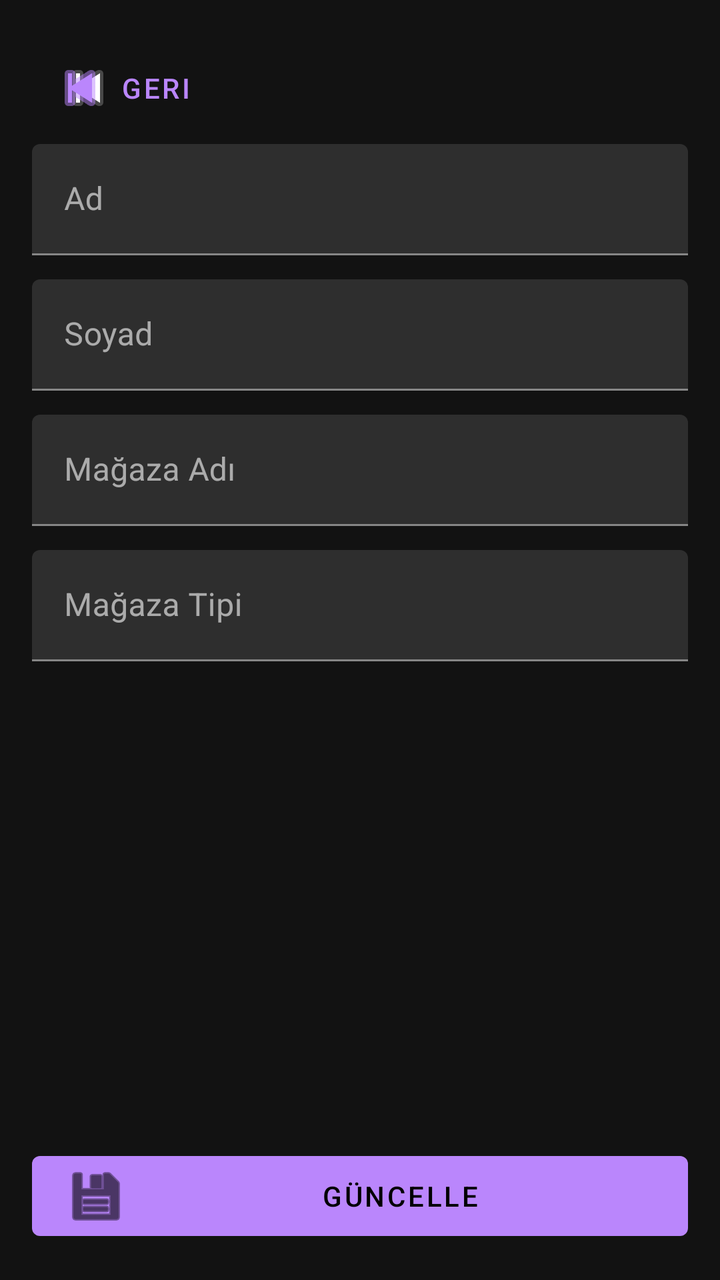
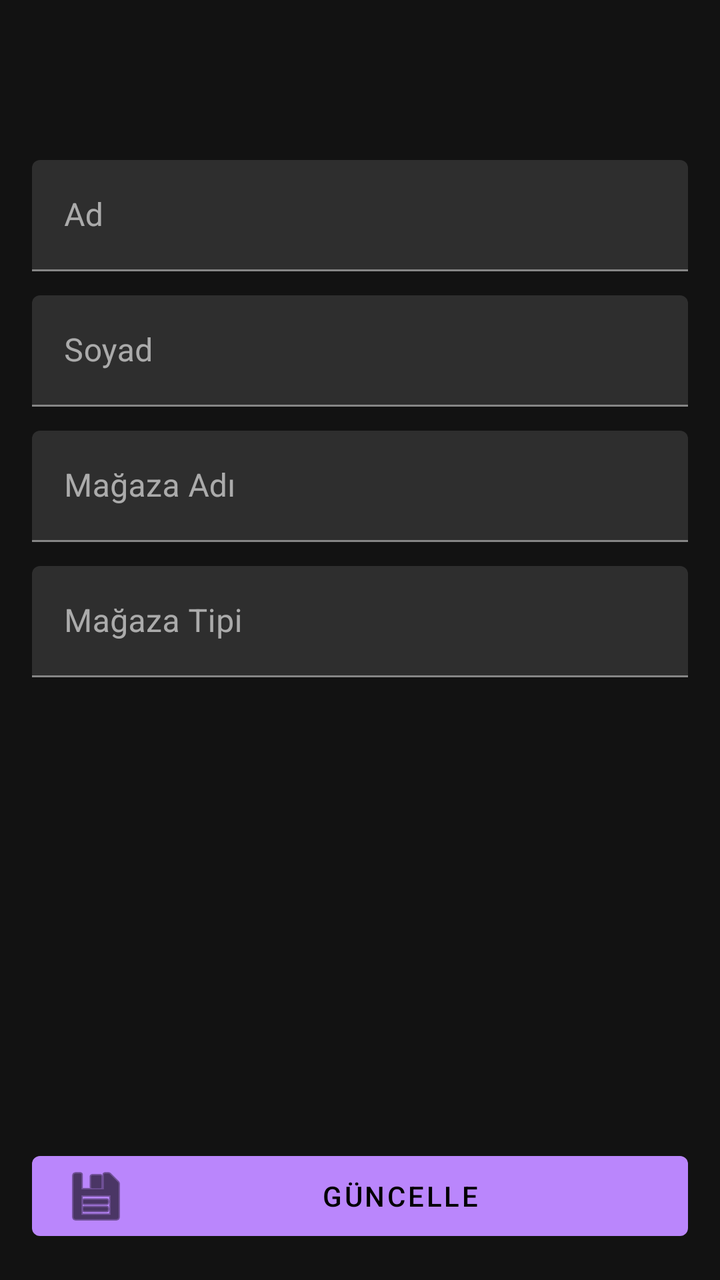

Before-and-after screenshots of an Android layout around one commit, followed by the original layout XML and the change that was made.
<!-- AndroidManifest.xml: application theme Theme.MaterialComponents.NoActionBar -->
<!-- res/layout/activity_merchant_profile.xml -->
<?xml version="1.0" encoding="utf-8"?>
<androidx.constraintlayout.widget.ConstraintLayout xmlns:android="http://schemas.android.com/apk/res/android"
    xmlns:app="http://schemas.android.com/apk/res-auto"
    android:id="@+id/layoutProfile"
    android:layout_width="match_parent"
    android:layout_height="match_parent"
    android:padding="16dp">

    <com.google.android.material.appbar.MaterialToolbar
        android:id="@+id/toolbar"
        android:layout_width="0dp"
        android:layout_height="wrap_content"
        android:title="Profil Bilgilerim"
        app:navigationIcon="@android:drawable/ic_media_previous"
        app:layout_constraintTop_toTopOf="parent"
        app:layout_constraintStart_toStartOf="parent"
        app:layout_constraintEnd_toEndOf="parent" />

    <com.google.android.material.button.MaterialButton
        android:id="@+id/btnBack"
        style="@style/Widget.MaterialComponents.Button.TextButton"
        android:layout_width="wrap_content"
        android:layout_height="wrap_content"
        android:text="Geri"
        app:icon="@android:drawable/ic_media_previous"
        app:layout_constraintTop_toTopOf="@id/toolbar"
        app:layout_constraintBottom_toBottomOf="@id/toolbar"
        app:layout_constraintStart_toStartOf="@id/toolbar" />

    <ScrollView
        android:id="@+id/scroll"
        android:layout_width="0dp"
        android:layout_height="0dp"
        android:fillViewport="true"
        app:layout_constraintTop_toBottomOf="@id/toolbar"
        app:layout_constraintBottom_toTopOf="@+id/btnUpdate"
        app:layout_constraintStart_toStartOf="parent"
        app:layout_constraintEnd_toEndOf="parent">

        <LinearLayout
            android:layout_width="match_parent"
            android:layout_height="wrap_content"
            android:orientation="vertical">

            <com.google.android.material.textfield.TextInputLayout
                android:layout_width="match_parent"
                android:layout_height="wrap_content"
                android:hint="Ad">
                <com.google.android.material.textfield.TextInputEditText
                    android:id="@+id/edtName"
                    android:layout_width="match_parent"
                    android:layout_height="wrap_content" />
            </com.google.android.material.textfield.TextInputLayout>

            <com.google.android.material.textfield.TextInputLayout
                android:layout_width="match_parent"
                android:layout_height="wrap_content"
                android:hint="Soyad"
                android:layout_marginTop="12dp">
                <com.google.android.material.textfield.TextInputEditText
                    android:id="@+id/edtSurname"
                    android:layout_width="match_parent"
                    android:layout_height="wrap_content" />
            </com.google.android.material.textfield.TextInputLayout>

            <com.google.android.material.textfield.TextInputLayout
                android:layout_width="match_parent"
                android:layout_height="wrap_content"
                android:hint="Mağaza Adı"
                android:layout_marginTop="12dp">
                <com.google.android.material.textfield.TextInputEditText
                    android:id="@+id/edtMerchantName"
                    android:layout_width="match_parent"
                    android:layout_height="wrap_content" />
            </com.google.android.material.textfield.TextInputLayout>

            <com.google.android.material.textfield.TextInputLayout
                android:layout_width="match_parent"
                android:layout_height="wrap_content"
                android:hint="Mağaza Tipi"
                android:layout_marginTop="12dp">
                <com.google.android.material.textfield.TextInputEditText
                    android:id="@+id/edtMerchantType"
                    android:layout_width="match_parent"
                    android:layout_height="wrap_content" />
            </com.google.android.material.textfield.TextInputLayout>

        </LinearLayout>
    </ScrollView>

    <com.google.android.material.button.MaterialButton
        android:id="@+id/btnUpdate"
        android:layout_width="0dp"
        android:layout_height="wrap_content"
        android:text="Güncelle"
        app:icon="@android:drawable/ic_menu_save"
        app:layout_constraintBottom_toBottomOf="parent"
        app:layout_constraintStart_toStartOf="parent"
        app:layout_constraintEnd_toEndOf="parent" />

</androidx.constraintlayout.widget.ConstraintLayout>
<!-- resources referenced by this layout -->
<resources>

</resources>

<!-- the commit's change to res/layout/activity_merchant_profile.xml (unified diff, before → after) -->
@@ -11,6 +11,7 @@
         android:layout_width="0dp"
         android:layout_height="wrap_content"
         android:title="Profil Bilgilerim"
+        android:visibility="gone"
         app:navigationIcon="@android:drawable/ic_media_previous"
         app:layout_constraintTop_toTopOf="parent"
         app:layout_constraintStart_toStartOf="parent"
@@ -22,6 +23,7 @@
         android:layout_width="wrap_content"
         android:layout_height="wrap_content"
         android:text="Geri"
+        android:visibility="gone"
         app:icon="@android:drawable/ic_media_previous"
         app:layout_constraintTop_toTopOf="@id/toolbar"
         app:layout_constraintBottom_toBottomOf="@id/toolbar"
@@ -32,6 +34,8 @@
         android:layout_width="0dp"
         android:layout_height="0dp"
         android:fillViewport="true"
+
+        android:layout_marginTop="64dp"
         app:layout_constraintTop_toBottomOf="@id/toolbar"
         app:layout_constraintBottom_toTopOf="@+id/btnUpdate"
         app:layout_constraintStart_toStartOf="parent"
